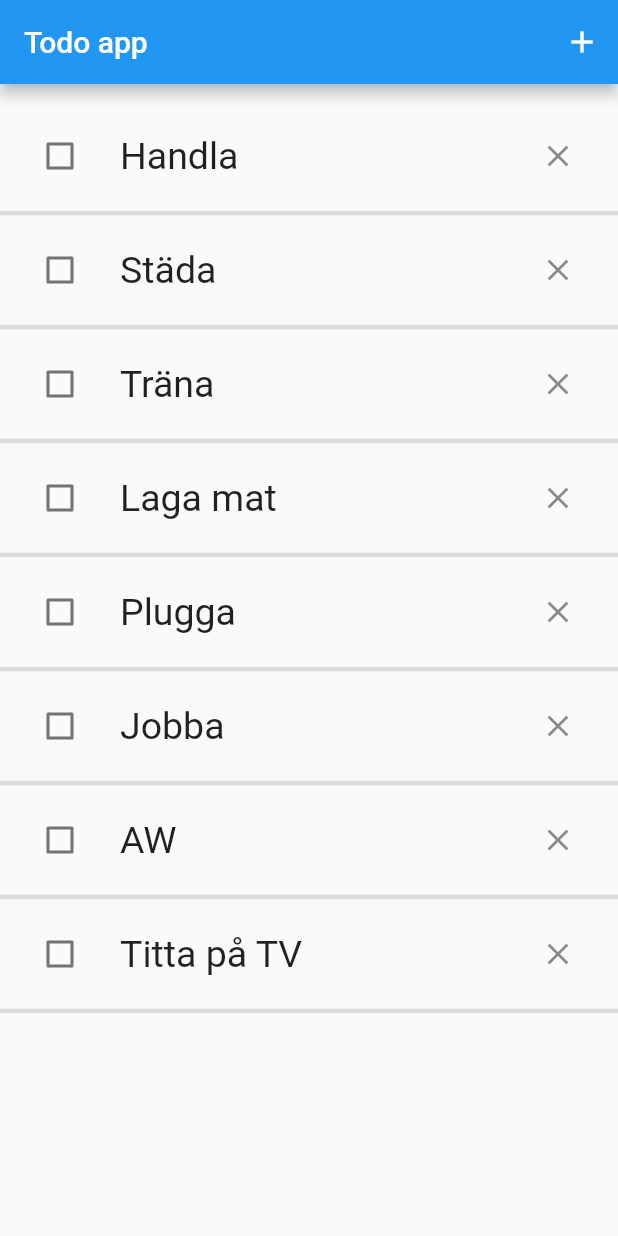
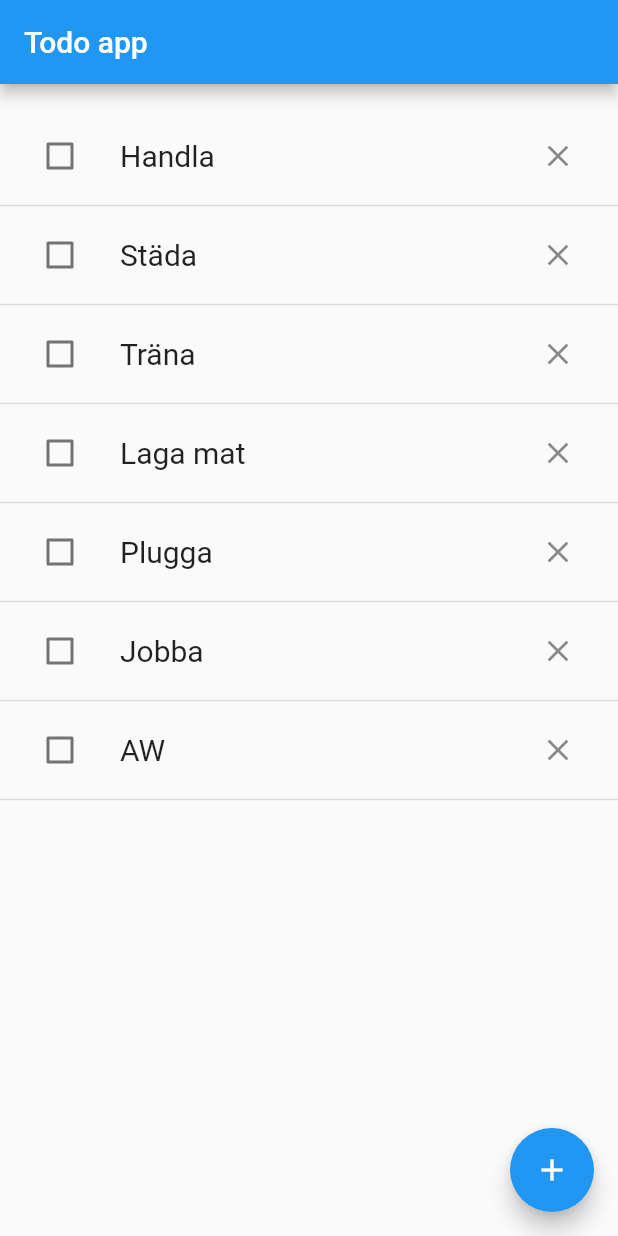
Before and after one commit to gu-tig333-ht22/guskallisv, a Flutter app: the screen it shows after launch, on a phone screen of 412 x 824 dp. Run offline on Flutter 3.47's test engine with Material 2 defaults, Android fonts, the phone set to English and light mode, and no system bars.

Commit message:
La till FloatingActionButton

```diff
--- a/lib/main.dart
+++ b/lib/main.dart
@@ -18,18 +18,16 @@ class Mainview extends StatelessWidget {
   Widget build(BuildContext context) {
     return Scaffold(
       appBar: AppBar(
-        title: Text("Todo app"),
-        actions: [
-          IconButton(
-            icon: Icon(Icons.add),
-            onPressed: () {
-              Navigator.push(context,
-                  MaterialPageRoute(builder: (context) => SecondView()));
-            },
-          ),
-        ],
+        title: const Text("Todo app"),
       ),
       body: _list(),
+      floatingActionButton: FloatingActionButton(
+        child: const Icon(Icons.add),
+        onPressed: () {
+          Navigator.push(
+              context, MaterialPageRoute(builder: (context) => SecondView()));
+        },
+      ),
     );
   }
 
@@ -42,7 +40,6 @@ class Mainview extends StatelessWidget {
       "Plugga",
       "Jobba",
       "AW",
-      "Titta på TV",
     ];
 
     var list = List.generate(todos.length, (index) => "${todos[index]}");
@@ -50,14 +47,14 @@ class Mainview extends StatelessWidget {
     return ListView.builder(
       padding: const EdgeInsets.only(
         top: 20,
-        bottom: 55,
+        bottom: kFloatingActionButtonMargin + 45,
       ),
       itemCount: todos.length,
       itemBuilder: (context, index) {
         return Column(
           children: <Widget>[
             _item(list[index]),
-            const Divider(height: 20, thickness: 3),
+            const Divider(height: 10, thickness: 1),
           ],
         );
       },
@@ -72,7 +69,7 @@ class Mainview extends StatelessWidget {
       ),
       title: Text(
         text,
-        style: TextStyle(fontSize: 25),
+        style: TextStyle(fontSize: 20),
       ),
       trailing: IconButton(
         icon: Icon(Icons.clear),
@@ -86,7 +83,7 @@ class SecondView extends StatelessWidget {
   Widget build(BuildContext context) {
     return Scaffold(
       appBar: AppBar(
-        title: Text("Todo app"),
+        title: const Text("Todo app"),
       ),
     );
   }
```
